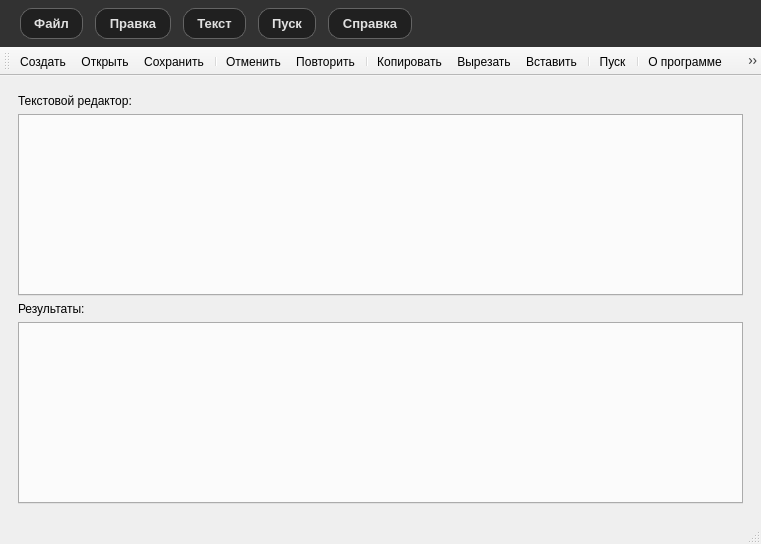
Old version of the form design.ui in the repository Alexandrdot/Editor-Analyzer.
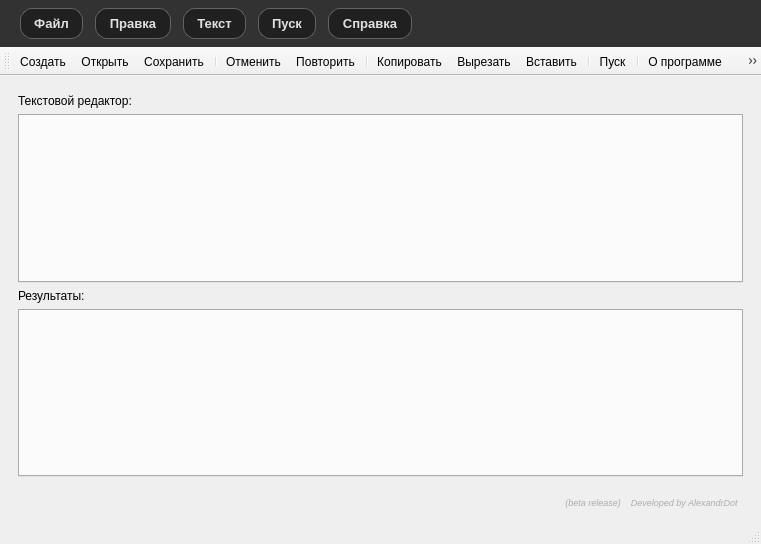
New version of the form. Icons and pictures are not drawn.

Commit message: add label about owner

Patch:
```diff
--- a/design.ui
+++ b/design.ui
@@ -74,6 +74,34 @@
       </layout>
      </widget>
     </item>
+    <item>
+     <widget class="QLabel" name="label_3">
+      <property name="layoutDirection">
+       <enum>Qt::LayoutDirection::RightToLeft</enum>
+      </property>
+      <property name="autoFillBackground">
+       <bool>false</bool>
+      </property>
+      <property name="styleSheet">
+       <string notr="true">color: rgba(128, 128, 128, 150); 
+font-size: 9px; 
+font-style: italic; 
+margin: 5px;</string>
+      </property>
+      <property name="text">
+       <string>(beta release)    Developed by AlexandrDot   </string>
+      </property>
+      <property name="alignment">
+       <set>Qt::AlignmentFlag::AlignRight|Qt::AlignmentFlag::AlignTrailing|Qt::AlignmentFlag::AlignVCenter</set>
+      </property>
+      <property name="margin">
+       <number>-5</number>
+      </property>
+      <property name="indent">
+       <number>-1</number>
+      </property>
+     </widget>
+    </item>
    </layout>
   </widget>
   <widget class="QMenuBar" name="menubar">
```
Left out of the diff: 9 changed lines with no effect on the pictures. The commit also changes 2 other files.
